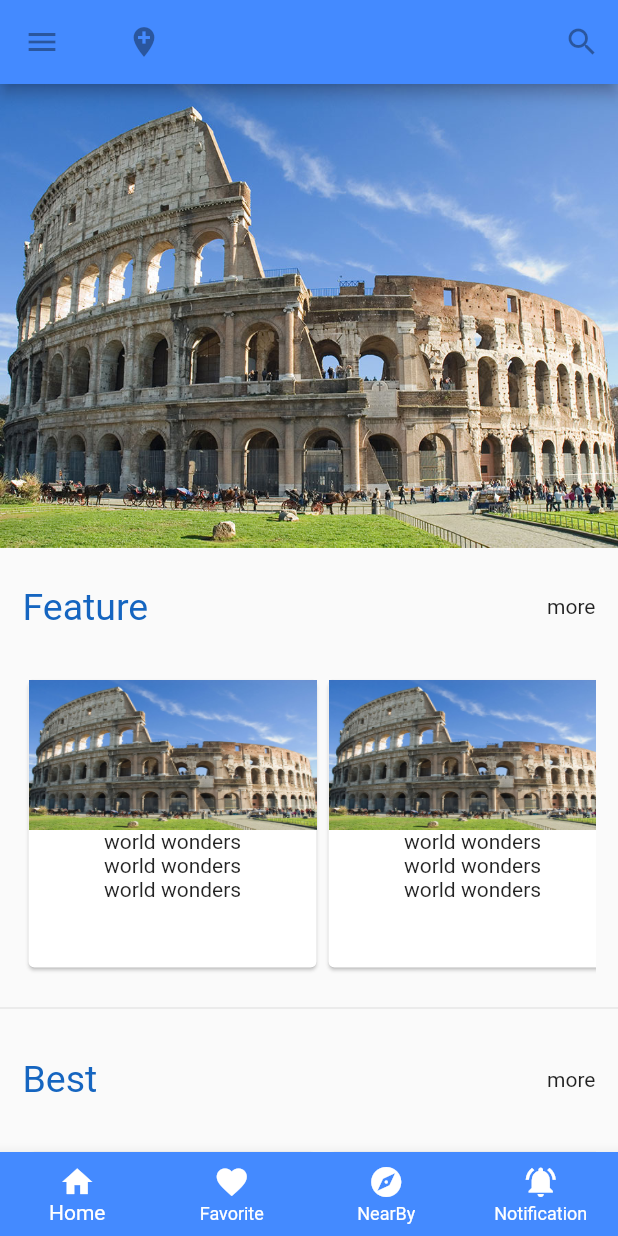
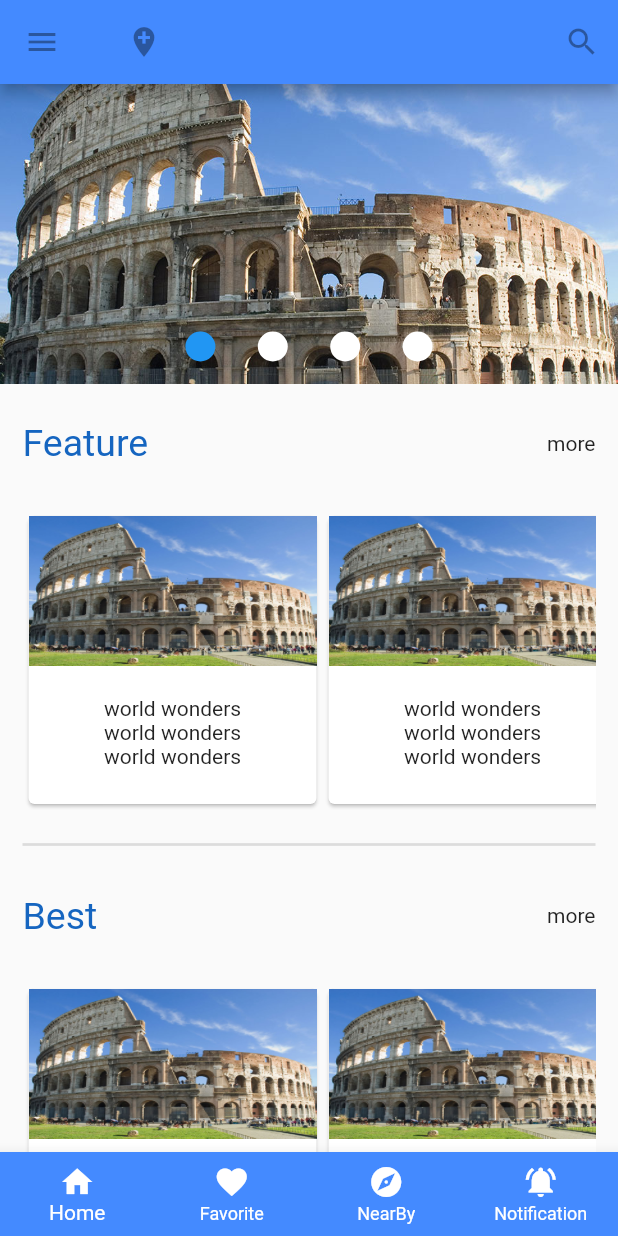
Before and after one commit to pyrolass/flutter_app, a Flutter app: the screen it shows after launch, on a phone screen of 412 x 824 dp. Run offline on Flutter 3.47's test engine with Material 2 defaults, Android fonts, the phone set to English and light mode, and no system bars.

Commit message:
final commit

```diff
--- /dev/null
+++ b/lib/card.dart
@@ -0,0 +1,49 @@
+import 'package:flutter/material.dart';
+
+class Cards extends StatelessWidget {
+  @override
+  Widget build(BuildContext context) {
+    return Container(
+      width: 200,
+      height: 100,
+      child: Card(
+        child: Column(
+          mainAxisAlignment: MainAxisAlignment.start,
+          crossAxisAlignment: CrossAxisAlignment.center,
+          children: [
+            Container(
+              width: MediaQuery.of(context).size.width,
+              height: 100,
+              decoration: BoxDecoration(
+                image: DecorationImage(
+                  fit: BoxFit.fill,
+                  image: AssetImage(
+                    'assets/images/image1.jpg',
+                  ),
+                ),
+              ),
+            ),
+            SizedBox(
+              height: 20,
+            ),
+            Column(
+              mainAxisAlignment: MainAxisAlignment.spaceBetween,
+              crossAxisAlignment: CrossAxisAlignment.center,
+              children: [
+                Container(
+                  child: Text("world wonders"),
+                ),
+                Container(
+                  child: Text("world wonders"),
+                ),
+                Container(
+                  child: Text("world wonders"),
+                )
+              ],
+            ),
+          ],
+        ),
+      ),
+    );
+  }
+}
--- a/lib/main.dart
+++ b/lib/main.dart
@@ -1,5 +1,8 @@
 import 'package:flutter/material.dart';
+import 'package:flutter/rendering.dart';
 import 'package:flutter/widgets.dart';
+
+import 'card.dart';
 
 void main() {
   runApp(MyApp());
@@ -16,8 +19,6 @@ class MyApp extends StatelessWidget {
 }
 
 class MyStatefulWidget extends StatefulWidget {
-  MyStatefulWidget({Key key}) : super(key: key);
-
   @override
   widget createState() => widget();
 }
@@ -43,6 +44,15 @@ class widget extends State<MyStatefulWidget> {
     );
   }
 
+  final List<String> myImages = [
+    "assets/images/image1.jpg",
+    "assets/images/image2.jpeg",
+    "assets/images/image3.jpeg",
+    "assets/images/image4.jpg",
+  ];
+
+  int currentImage = 0;
+
   @override
   Widget build(BuildContext context) {
     return Scaffold(
@@ -58,9 +68,60 @@ class widget extends State<MyStatefulWidget> {
           child: SingleChildScrollView(
             child: Column(
               children: [
-                FittedBox(
-                  child: Image.asset("assets/images/image1.jpg"),
-                  fit: BoxFit.fill,
+                /**
+              */
+
+                Container(
+                  width: double.infinity,
+                  height: 200,
+                  child: Stack(
+                    children: [
+                      PageView.builder(
+                        scrollDirection: Axis.horizontal,
+                        onPageChanged: (value) {
+                          setState(() {
+                            this.currentImage = value;
+                          });
+                        },
+                        itemCount: myImages.length,
+                        itemBuilder: (context, index) => Container(
+                          width: double.infinity,
+                          height: double.infinity,
+                          child: Image.asset(
+                            myImages[index],
+                            fit: BoxFit.cover,
+                          ),
+                        ),
+                      ),
+                      Align(
+                        alignment: Alignment.bottomCenter,
+                        child: Container(
+                          width: MediaQuery.of(context).size.width * 0.4,
+                          height: 30,
+                          margin: EdgeInsets.only(bottom: 10),
+                          child: Row(
+                            mainAxisAlignment: MainAxisAlignment.spaceBetween,
+                            crossAxisAlignment: CrossAxisAlignment.center,
+                            children: [
+                              ...List.generate(
+                                4,
+                                (index) => Container(
+                                  width: 20,
+                                  height: 20,
+                                  decoration: ShapeDecoration(
+                                    shape: CircleBorder(),
+                                    color: index == this.currentImage
+                                        ? Colors.blue
+                                        : Colors.white,
+                                  ),
+                                ),
+                              ),
+                            ],
+                          ),
+                        ),
+                      ),
+                    ],
+                  ),
                 ),
                 SizedBox(
                   height: 10,
@@ -69,11 +130,11 @@ class widget extends State<MyStatefulWidget> {
                   padding: const EdgeInsets.all(15.0),
                   child: Container(
                       child: Row(
+                    mainAxisAlignment: MainAxisAlignment.spaceBetween,
                     children: [
                       Text("Feature",
                           style: TextStyle(
                               color: Colors.blue.shade800, fontSize: 25)),
-                      Spacer(),
                       Text('more')
                     ],
                   )),
@@ -85,17 +146,21 @@ class widget extends State<MyStatefulWidget> {
                         height: 200,
                         child: ListView(
                           children: [
-                            cards(),
-                            cards(),
-                            cards(),
-                            cards(),
-                            cards()
+                            Cards(),
+                            Cards(),
+                            Cards(),
+                            Cards(),
+                            Cards(),
                           ],
                           scrollDirection: Axis.horizontal,
                         )),
                   ),
                 ),
-                Divider(),
+                Divider(
+                  thickness: 1.8,
+                  endIndent: 15,
+                  indent: 15,
+                ),
                 SizedBox(
                   height: 10,
                 ),
@@ -103,11 +168,11 @@ class widget extends State<MyStatefulWidget> {
                   padding: const EdgeInsets.all(15.0),
                   child: Container(
                       child: Row(
+                    mainAxisAlignment: MainAxisAlignment.spaceBetween,
                     children: [
                       Text("Best",
                           style: TextStyle(
                               color: Colors.blue.shade800, fontSize: 25)),
-                      Spacer(),
                       Text('more')
                     ],
                   )),
@@ -117,11 +182,21 @@ class widget extends State<MyStatefulWidget> {
                   child: Container(
                       height: 200,
                       child: ListView(
-                        children: [cards(), cards(), cards(), cards(), cards()],
+                        children: [
+                          Cards(),
+                          Cards(),
+                          Cards(),
+                          Cards(),
+                          Cards(),
+                        ],
                         scrollDirection: Axis.horizontal,
                       )),
                 ),
-                Divider(),
+                Divider(
+                  thickness: 1.8,
+                  endIndent: 15,
+                  indent: 15,
+                ),
                 SizedBox(
                   height: 10,
                 ),
@@ -129,11 +204,11 @@ class widget extends State<MyStatefulWidget> {
                   padding: const EdgeInsets.all(15.0),
                   child: Container(
                       child: Row(
+                    mainAxisAlignment: MainAxisAlignment.spaceBetween,
                     children: [
                       Text("New",
                           style: TextStyle(
                               color: Colors.blue.shade800, fontSize: 25)),
-                      Spacer(),
                       Text('more')
                     ],
                   )),
@@ -143,7 +218,13 @@ class widget extends State<MyStatefulWidget> {
                   child: Container(
                       height: 200,
                       child: ListView(
-                        children: [cards(), cards(), cards(), cards(), cards()],
+                        children: [
+                          Cards(),
+                          Cards(),
+                          Cards(),
+                          Cards(),
+                          Cards(),
+                        ],
                         scrollDirection: Axis.horizontal,
                       )),
                 ),
@@ -179,36 +260,3 @@ class widget extends State<MyStatefulWidget> {
         ));
   }
 }
-
-class cards extends StatelessWidget {
-  @override
-  Widget build(BuildContext context) {
-    return Container(
-      width: 200,
-      height: 100,
-      child: Card(
-        child: Column(
-          children: [
-            Container(
-              width: MediaQuery.of(context).size.width,
-              height: 100,
-              decoration: BoxDecoration(
-                  image: DecorationImage(
-                      fit: BoxFit.fill,
-                      image: AssetImage('assets/images/image1.jpg'))),
-            ),
-            Container(
-              child: Text("world wonders"),
-            ),
-            Container(
-              child: Text("world wonders"),
-            ),
-            Container(
-              child: Text("world wonders"),
-            )
-          ],
-        ),
-      ),
-    );
-  }
-}
```
